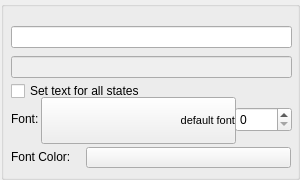
Old version of the form Tools/UIEditor/UI/PropertyGridWidgets/textpropertygridwidget.ui in the repository xaoctech/dava.engine.
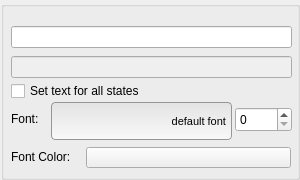
New version of the form. Custom widgets are drawn as their Qt base class.

Commit message: [DF-348] UI Editor. Improvements for UI controls.

What changed in the file:
```diff
--- a/Tools/UIEditor/UI/PropertyGridWidgets/textpropertygridwidget.ui
+++ b/Tools/UIEditor/UI/PropertyGridWidgets/textpropertygridwidget.ui
@@ -102,14 +102,15 @@
    <widget class="QPushButton" name="fontSelectButton">
     <property name="geometry">
      <rect>
-      <x>40</x>
-      <y>96</y>
-      <width>195</width>
-      <height>47</height>
+      <x>50</x>
+      <y>101</y>
+      <width>181</width>
+      <height>38</height>
      </rect>
     </property>
     <property name="styleSheet">
-     <string notr="true">text-align:right; font-size: 11px;</string>
+     <string notr="true">QPushButton {text-align:right; font-size: 11px; border-style: outset; border: 1px solid #969696; padding: 5px; border-radius: 4px; background-color: qlineargradient(x1: 0, y1: 0, x2: 0, y2: 1, stop: 0 #e3e3e3, stop: 1 #f9f9f9);} 
+QPushButton:pressed {border-style: inset; background-color: qlineargradient(x1: 0, y1: 0, x2: 0, y2: 1, stop: 0 #7e7e7e, stop: 1 #f9f9f9); }</string>
     </property>
     <property name="text">
      <string>default font</string>
```
The commit also changes 3 other files.
